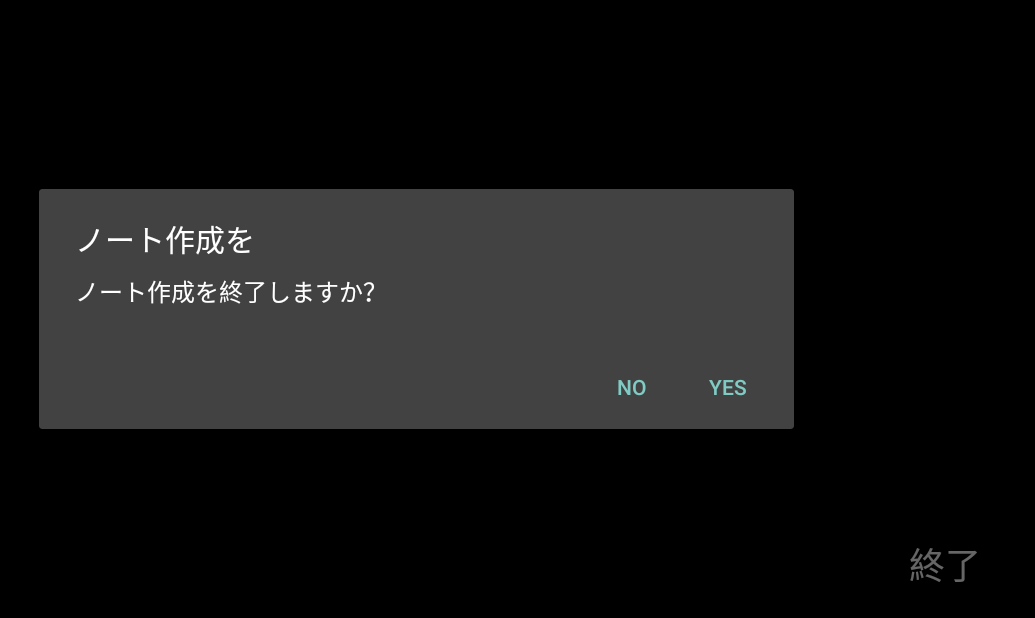
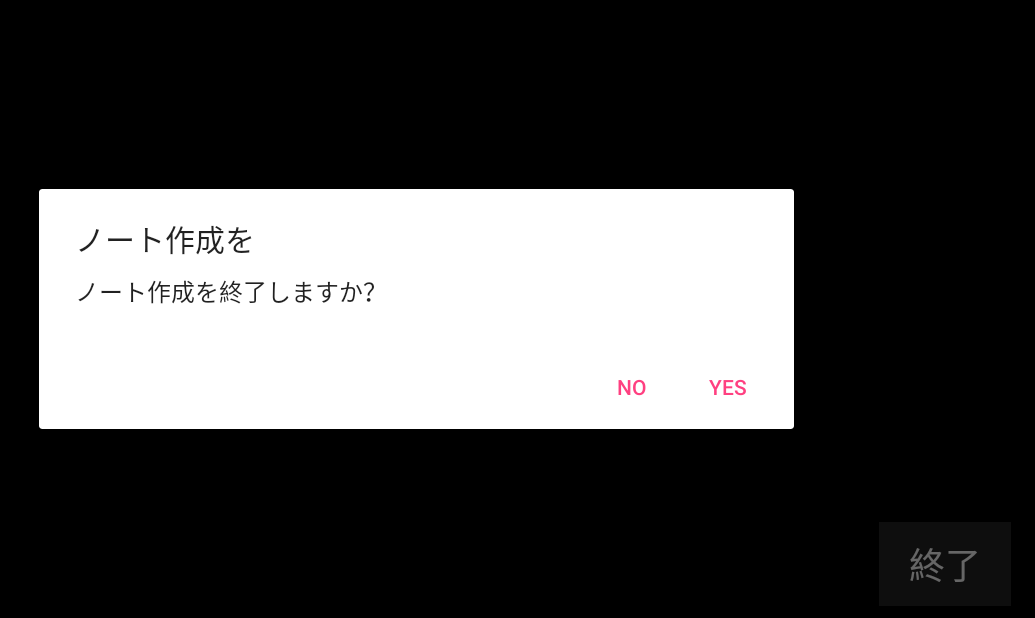
Before and after one commit to kazuma-wada/AutoTakingNotes, an Android app: the screen it shows after launch (CreateNotesActivity), after a tap on "終了", on a phone screen of 824 x 412 dp (held sideways). Shown: the whole screen, without its empty margins (201-1236 px from the left). Run offline under Robolectric (Android 15) with nearby library versions, the phone set to English and light mode, and no system bars; libraries missing offline, so code that uses them is left out: com.microsoft.bing, com.microsoft.cognitiveservices, com.microsoft.projectoxford.

Commit message:
UI微調整

```diff
--- a/app/src/main/AndroidManifest.xml
+++ b/app/src/main/AndroidManifest.xml
@@ -20,7 +20,7 @@
         android:label="@string/app_name"
         android:roundIcon="@mipmap/ic_launcher_round"
         android:supportsRtl="true"
-        android:theme="@style/Theme.AppCompat.NoActionBar">
+        android:theme="@style/Theme.AppCompat.Light.NoActionBar.FullScreen">
         <activity
             android:name=".MainActivity"
             android:screenOrientation="landscape">
--- a/app/src/main/java/com/example/internship/autotakingnotes/CreateNotesActivity.java
+++ b/app/src/main/java/com/example/internship/autotakingnotes/CreateNotesActivity.java
@@ -156,8 +156,6 @@ public class CreateNotesActivity extends AppCompatActivity implements ISpeechRec
 
         alert.show();
     }
-
-
 
     @Override
     public boolean onTouchEvent(MotionEvent event) {
@@ -427,8 +425,6 @@ public class CreateNotesActivity extends AppCompatActivity implements ISpeechRec
             return null;
         }
 
-
-
         @Override
         protected void onPostExecute(String data) {
             super.onPostExecute(data);
--- a/app/src/main/res/layout-land/activity_create_notes.xml
+++ b/app/src/main/res/layout-land/activity_create_notes.xml
@@ -27,11 +27,11 @@
         android:layout_marginBottom="8dp"
         android:layout_marginEnd="16dp"
         android:layout_marginRight="16dp"
-        android:background="#FF000000"
+        android:background="#FF222222"
         android:onClick="endCreate"
         android:text="@string/end_activity"
-        android:textAlignment="center"
         android:textSize="24sp"
+        android:textColor="@color/colorText"
         app:layout_constraintBottom_toBottomOf="parent"
         app:layout_constraintRight_toRightOf="parent" />
 
--- a/app/src/main/res/values/styles.xml
+++ b/app/src/main/res/values/styles.xml
@@ -1,14 +1,18 @@
 <resources>
 
     <!-- Base application theme. -->
-    <style name="AppTheme" parent="Theme.AppCompat.Light.DarkActionBar">
+    <style name="Theme.AppCompat.Light.NoActionBar.FullScreen" parent="Theme.Design.Light">
         <!-- Customize your theme here. -->
         <item name="colorPrimary">@color/colorPrimary</item>
         <item name="colorPrimaryDark">@color/colorPrimaryDark</item>
         <item name="colorAccent">@color/colorAccent</item>
+        <item name="windowNoTitle">true</item>
+        <item name="windowActionBar">false</item>
+        <item name="android:windowFullscreen">true</item>
+        <item name="android:windowContentOverlay">@null</item>
     </style>
 
     <style name="AppBarOverlay" parent="ThemeOverlay.AppCompat.Dark.ActionBar" />
+    <style name="PopupOverlay" parent="ThemeOverlay.AppCompat.Light" />
 
-    <style name="PopupOverlay" parent="ThemeOverlay.AppCompat.Light" />
 </resources>
```
